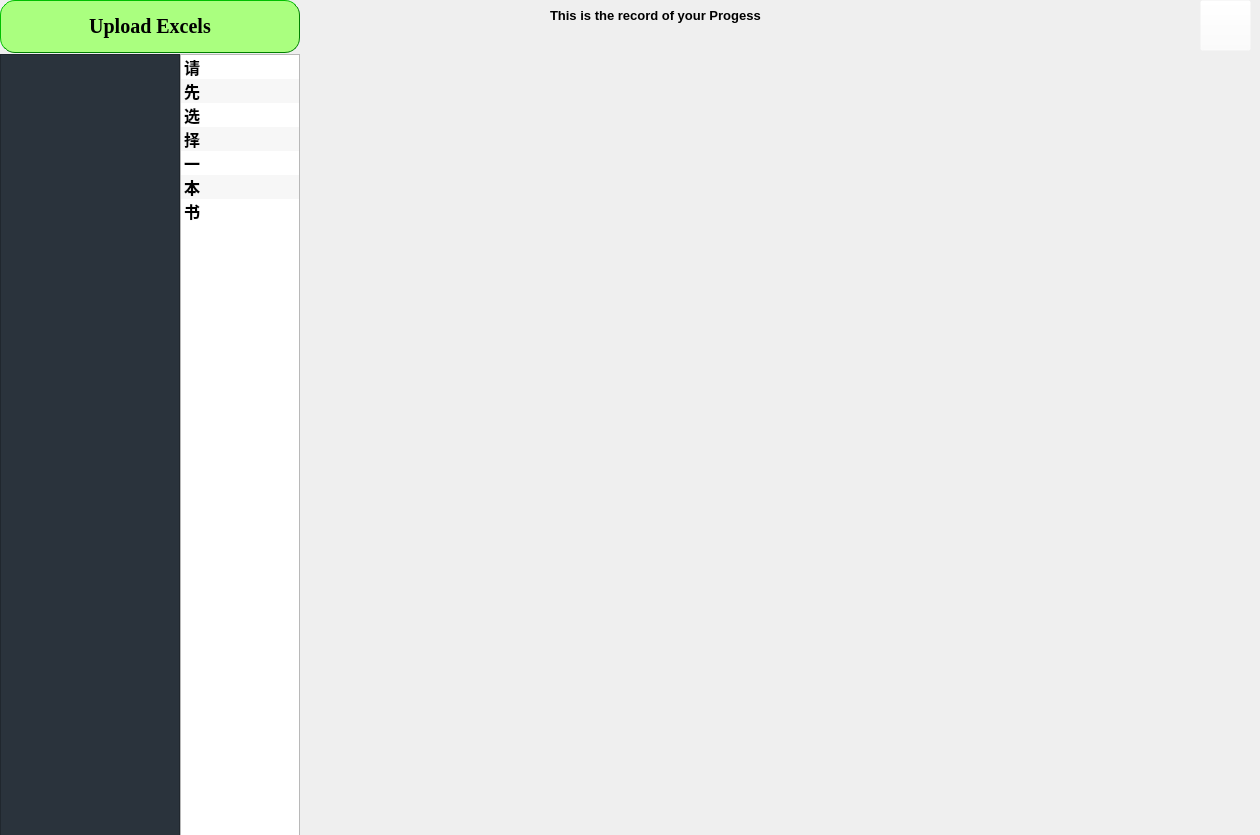
This is PyQt5_GUI/RemV_Package/res/FirstGui.ui in ArmandXiao/RemV as Qt 5 draws it before an edit. The edited form follows.
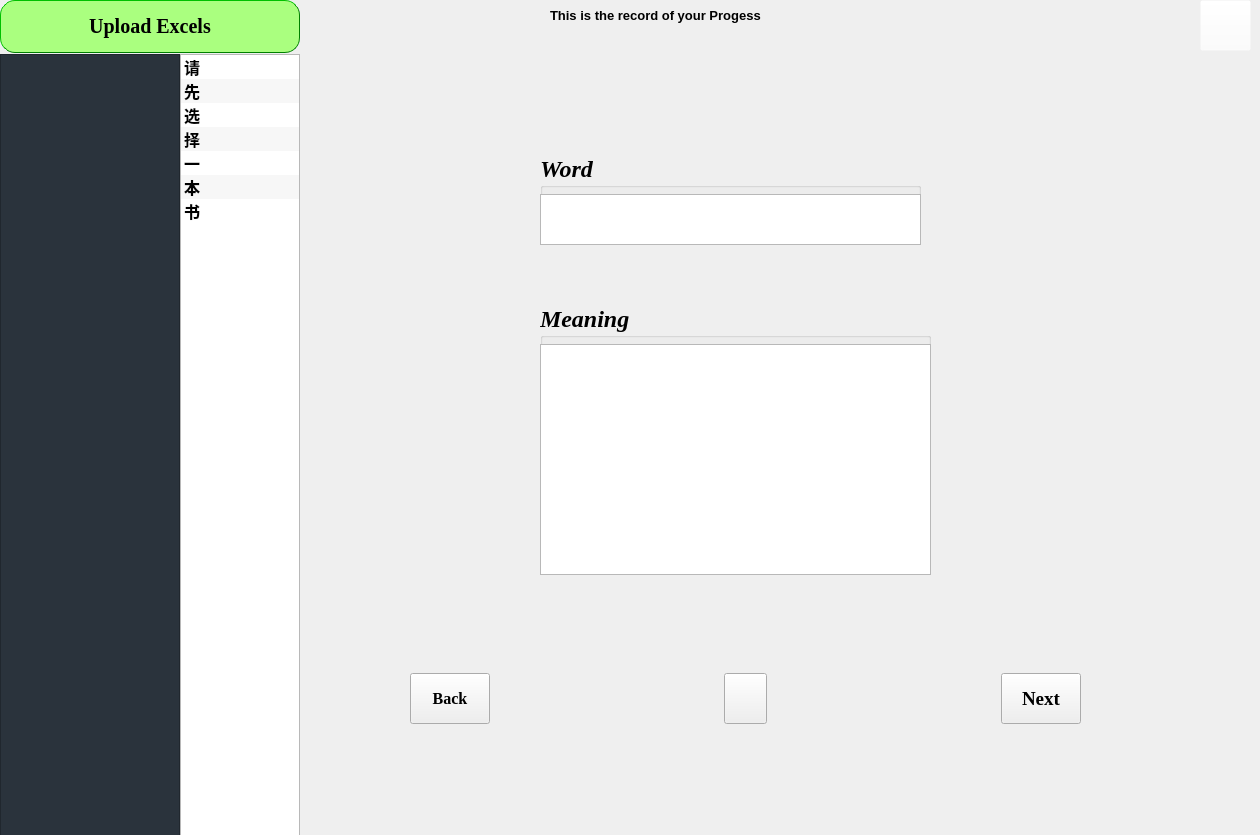
This is the edited form. The open tabs and pages were chosen to show the change.

Commit message: update 11点39分

What changed in the file:
```diff
--- a/PyQt5_GUI/RemV_Package/res/FirstGui.ui
+++ b/PyQt5_GUI/RemV_Package/res/FirstGui.ui
@@ -160,7 +160,14 @@
      <item row="1" column="2">
       <widget class="QStackedWidget" name="stackedWidget">
        <property name="enabled">
-        <bool>false</bool>
+        <bool>true</bool>
+       </property>
+       <property name="font">
+        <font>
+         <family>Times New Roman</family>
+         <weight>75</weight>
+         <bold>true</bold>
+        </font>
        </property>
        <property name="frameShape">
         <enum>QFrame::NoFrame</enum>
@@ -322,7 +329,211 @@
          </layout>
         </widget>
        </widget>
-       <widget class="QWidget" name="MemorizeScene"/>
+       <widget class="QWidget" name="MemorizeScene">
+        <widget class="QGroupBox" name="groupBox">
+         <property name="geometry">
+          <rect>
+           <x>240</x>
+           <y>100</y>
+           <width>381</width>
+           <height>91</height>
+          </rect>
+         </property>
+         <property name="font">
+          <font>
+           <family>Times New Roman</family>
+           <pointsize>18</pointsize>
+           <weight>75</weight>
+           <italic>true</italic>
+           <bold>true</bold>
+          </font>
+         </property>
+         <property name="title">
+          <string>Word</string>
+         </property>
+         <widget class="QTextBrowser" name="wordBrowser">
+          <property name="geometry">
+           <rect>
+            <x>0</x>
+            <y>40</y>
+            <width>381</width>
+            <height>51</height>
+           </rect>
+          </property>
+          <property name="font">
+           <font>
+            <pointsize>20</pointsize>
+           </font>
+          </property>
+          <property name="html">
+           <string>&lt;!DOCTYPE HTML PUBLIC &quot;-//W3C//DTD HTML 4.0//EN&quot; &quot;http://www.w3.org/TR/REC-html40/strict.dtd&quot;&gt;
+&lt;html&gt;&lt;head&gt;&lt;meta name=&quot;qrichtext&quot; content=&quot;1&quot; /&gt;&lt;style type=&quot;text/css&quot;&gt;
+p, li { white-space: pre-wrap; }
+&lt;/style&gt;&lt;/head&gt;&lt;body style=&quot; font-family:'Times New Roman'; font-size:20pt; font-weight:600; font-style:italic;&quot;&gt;
+&lt;p align=&quot;center&quot; style=&quot;-qt-paragraph-type:empty; margin-top:0px; margin-bottom:0px; margin-left:0px; margin-right:0px; -qt-block-indent:0; text-indent:0px;&quot;&gt;&lt;br /&gt;&lt;/p&gt;&lt;/body&gt;&lt;/html&gt;</string>
+          </property>
+         </widget>
+        </widget>
+        <widget class="QGroupBox" name="groupBox_2">
+         <property name="geometry">
+          <rect>
+           <x>240</x>
+           <y>250</y>
+           <width>391</width>
+           <height>271</height>
+          </rect>
+         </property>
+         <property name="font">
+          <font>
+           <pointsize>18</pointsize>
+           <italic>true</italic>
+          </font>
+         </property>
+         <property name="title">
+          <string>Meaning</string>
+         </property>
+         <widget class="QTextBrowser" name="meaningBrowser">
+          <property name="geometry">
+           <rect>
+            <x>0</x>
+            <y>40</y>
+            <width>391</width>
+            <height>231</height>
+           </rect>
+          </property>
+          <property name="font">
+           <font>
+            <family>Times New Roman</family>
+            <pointsize>20</pointsize>
+            <weight>75</weight>
+            <italic>true</italic>
+            <bold>true</bold>
+           </font>
+          </property>
+          <property name="styleSheet">
+           <string notr="true">border-color: red</string>
+          </property>
+          <property name="html">
+           <string>&lt;!DOCTYPE HTML PUBLIC &quot;-//W3C//DTD HTML 4.0//EN&quot; &quot;http://www.w3.org/TR/REC-html40/strict.dtd&quot;&gt;
+&lt;html&gt;&lt;head&gt;&lt;meta name=&quot;qrichtext&quot; content=&quot;1&quot; /&gt;&lt;style type=&quot;text/css&quot;&gt;
+p, li { white-space: pre-wrap; }
+&lt;/style&gt;&lt;/head&gt;&lt;body style=&quot; font-family:'Times New Roman'; font-size:20pt; font-weight:600; font-style:italic;&quot;&gt;
+&lt;p align=&quot;center&quot; style=&quot;-qt-paragraph-type:empty; margin-top:0px; margin-bottom:0px; margin-left:0px; margin-right:0px; -qt-block-indent:0; text-indent:0px;&quot;&gt;&lt;br /&gt;&lt;/p&gt;&lt;/body&gt;&lt;/html&gt;</string>
+          </property>
+         </widget>
+        </widget>
+        <widget class="QWidget" name="horizontalLayoutWidget_4">
+         <property name="geometry">
+          <rect>
+           <x>110</x>
+           <y>619</y>
+           <width>671</width>
+           <height>51</height>
+          </rect>
+         </property>
+         <layout class="QHBoxLayout" name="horizontalLayout">
+          <item>
+           <widget class="QPushButton" name="backBtn">
+            <property name="sizePolicy">
+             <sizepolicy hsizetype="Minimum" vsizetype="Minimum">
+              <horstretch>0</horstretch>
+              <verstretch>0</verstretch>
+             </sizepolicy>
+            </property>
+            <property name="minimumSize">
+             <size>
+              <width>20</width>
+              <height>10</height>
+             </size>
+            </property>
+            <property name="font">
+             <font>
+              <pointsize>12</pointsize>
+             </font>
+            </property>
+            <property name="text">
+             <string>Back</string>
+            </property>
+           </widget>
+          </item>
+          <item>
+           <spacer name="horizontalSpacer">
+            <property name="orientation">
+             <enum>Qt::Horizontal</enum>
+            </property>
+            <property name="sizeHint" stdset="0">
+             <size>
+              <width>40</width>
+              <height>20</height>
+             </size>
+            </property>
+           </spacer>
+          </item>
+          <item>
+           <widget class="QPushButton" name="translateBtn">
+            <property name="sizePolicy">
+             <sizepolicy hsizetype="Minimum" vsizetype="Minimum">
+              <horstretch>0</horstretch>
+              <verstretch>0</verstretch>
+             </sizepolicy>
+            </property>
+            <property name="minimumSize">
+             <size>
+              <width>20</width>
+              <height>5</height>
+             </size>
+            </property>
+            <property name="baseSize">
+             <size>
+              <width>20</width>
+              <height>10</height>
+             </size>
+            </property>
+            <property name="text">
+             <string/>
+            </property>
+            <property name="iconSize">
+             <size>
+              <width>50</width>
+              <height>50</height>
+             </size>
+            </property>
+           </widget>
+          </item>
+          <item>
+           <spacer name="horizontalSpacer_3">
+            <property name="orientation">
+             <enum>Qt::Horizontal</enum>
+            </property>
+            <property name="sizeHint" stdset="0">
+             <size>
+              <width>40</width>
+              <height>20</height>
+             </size>
+            </property>
+           </spacer>
+          </item>
+          <item>
+           <widget class="QPushButton" name="NextBtn">
+            <property name="sizePolicy">
+             <sizepolicy hsizetype="Minimum" vsizetype="Minimum">
+              <horstretch>0</horstretch>
+              <verstretch>0</verstretch>
+             </sizepolicy>
+            </property>
+            <property name="font">
+             <font>
+              <pointsize>14</pointsize>
+             </font>
+            </property>
+            <property name="text">
+             <string>Next</string>
+            </property>
+           </widget>
+          </item>
+         </layout>
+        </widget>
+       </widget>
        <widget class="QWidget" name="QuizScene"/>
       </widget>
      </item>
```
Left out of the diff: 8 changed lines with no effect on the pictures. The commit also changes 1 other file.
